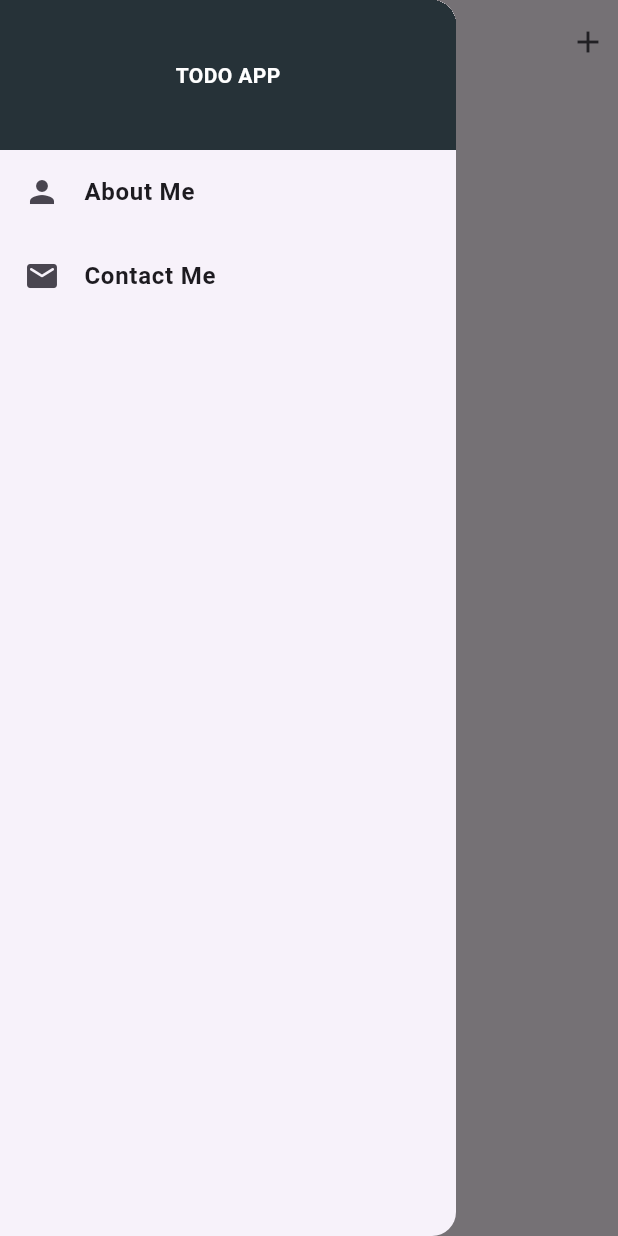
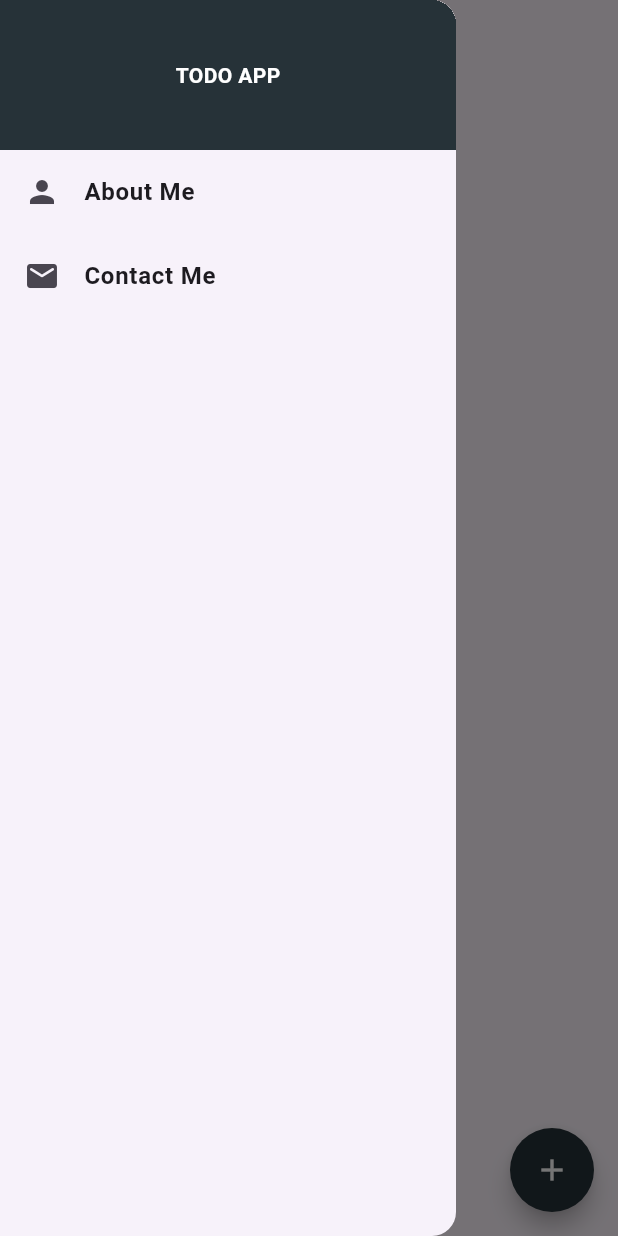
Before and after one commit to coventry-sunil/todoapp, a Flutter app: the screen it shows after launch, with the side drawer open, on a phone screen of 412 x 824 dp. Run offline on Flutter 3.47's test engine with Material 3 defaults, Android fonts, the phone set to English and light mode, and no system bars; our stand-ins replace shared_preferences.

Commit message:
customized app icons modified and enhance user experience

```diff
--- a/lib/add_todo.dart
+++ b/lib/add_todo.dart
@@ -17,6 +17,12 @@ class _AddTodoState extends State<AddTodo> {
       children: [
         Text('Add Todo:'),
         TextField(
+          onSubmitted: (value) {
+            if (todoText.text.isNotEmpty) {
+              widget.addTodo(todoText: todoText.text);
+            }
+            todoText.text = "";
+          },
           autofocus: true,
           controller: todoText,
         ),
--- a/lib/main_screen.dart
+++ b/lib/main_screen.dart
@@ -15,7 +15,6 @@ class _MainScreenState extends State<MainScreen> {
   //String text = "simple text";
 
   List<String> todoList = [];
-  List<String>? savedList;
 
   void addTodo({required String todoText}) {
     if (todoList.contains(todoText)) {
@@ -81,6 +80,16 @@ class _MainScreenState extends State<MainScreen> {
   @override
   Widget build(BuildContext context) {
     return Scaffold(
+        floatingActionButton: FloatingActionButton(
+            backgroundColor: Colors.blueGrey[900],
+            shape: CircleBorder(),
+            child: Icon(
+              Icons.add,
+              color: Colors.white,
+            ),
+            onPressed: () {
+              showAddTodoBottomSheet();
+            }),
         drawer: Drawer(
           child: Column(
             children: [
@@ -120,15 +129,15 @@ class _MainScreenState extends State<MainScreen> {
         appBar: AppBar(
           centerTitle: true,
           title: Text("Todo App"),
-          actions: [
-            InkWell(
-              onTap: showAddTodoBottomSheet,
-              child: Padding(
-                padding: const EdgeInsets.all(8.0),
-                child: Icon(Icons.add),
-              ),
-            ),
-          ],
+          // actions: [
+          //   InkWell(
+          //     onTap: showAddTodoBottomSheet,
+          //     child: Padding(
+          //       padding: const EdgeInsets.all(8.0),
+          //       child: Icon(Icons.add),
+          //     ),
+          //   ),
+          // ],
         ),
         body:
             // Container(
```
Also changed, not shown: 34 other files.
